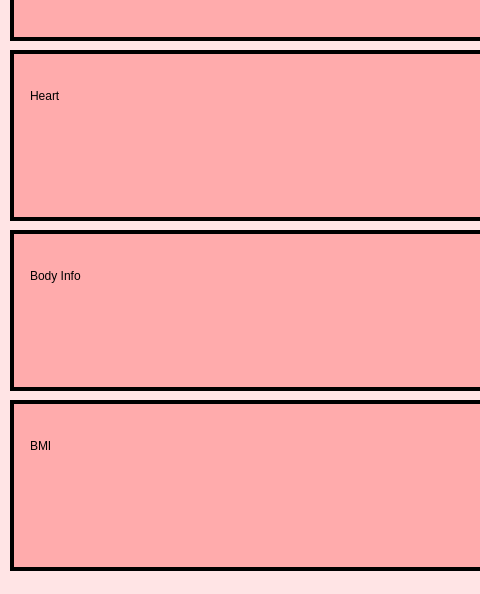
NaryanSambhi/CSCN72030---Sec3---Group2, file UI/PHS_homepage.ui: the form before one commit; both pictures show x 0 to 480 and y 650 to 1244 of the 720 by 1244 pixel window.
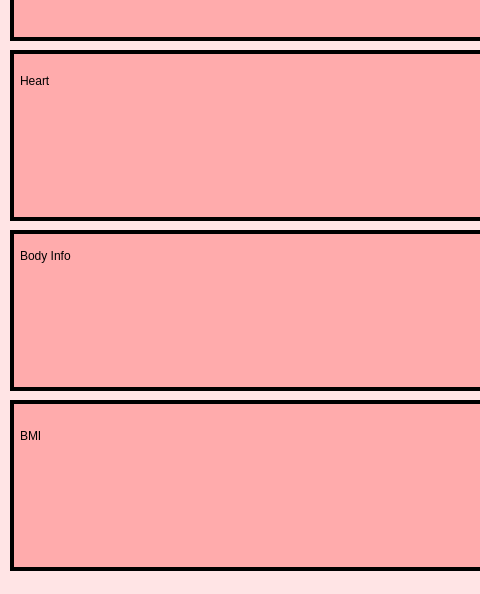
The form after the commit. Icons and pictures are not drawn.

Commit message: updated home and BMI gui

The edit to the form file:
```diff
--- a/UI/PHS_homepage.ui
+++ b/UI/PHS_homepage.ui
@@ -197,10 +197,10 @@
      <widget class="QLabel" name="label_6">
       <property name="geometry">
        <rect>
-        <x>20</x>
+        <x>10</x>
         <y>10</y>
         <width>141</width>
-        <height>71</height>
+        <height>41</height>
        </rect>
       </property>
       <property name="styleSheet">
@@ -287,15 +287,17 @@
      <widget class="QLabel" name="label_9">
       <property name="geometry">
        <rect>
-        <x>20</x>
-        <y>10</y>
+        <x>10</x>
+        <y>-10</y>
         <width>231</width>
         <height>71</height>
        </rect>
       </property>
       <property name="styleSheet">
        <string notr="true">font: 30pt &quot;MS Shell Dlg 2&quot;;
-border-width:0px;</string>
+border-width:0px;
+background-color: none;
+</string>
       </property>
       <property name="text">
        <string>Body Info</string>
@@ -341,10 +343,10 @@
      <widget class="QLabel" name="label_11">
       <property name="geometry">
        <rect>
-        <x>20</x>
+        <x>10</x>
         <y>10</y>
         <width>181</width>
-        <height>71</height>
+        <height>51</height>
        </rect>
       </property>
       <property name="styleSheet">
```
Left out of the diff: 37 changed lines with no effect on the pictures. The commit also changes 2 other files.
